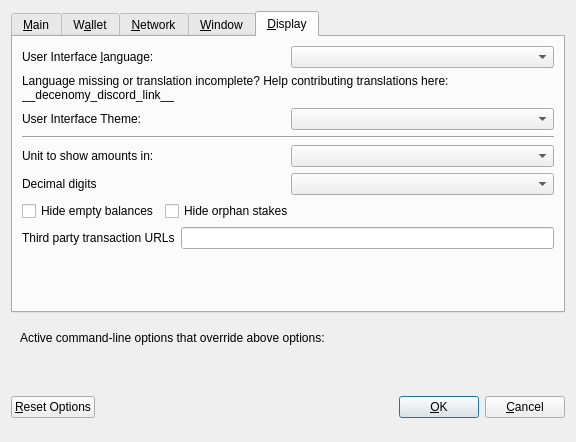
The window that src/qt/forms/optionsdialog.ui (concordia-cash/CNCD) describes before a commit, drawn with Qt 5.
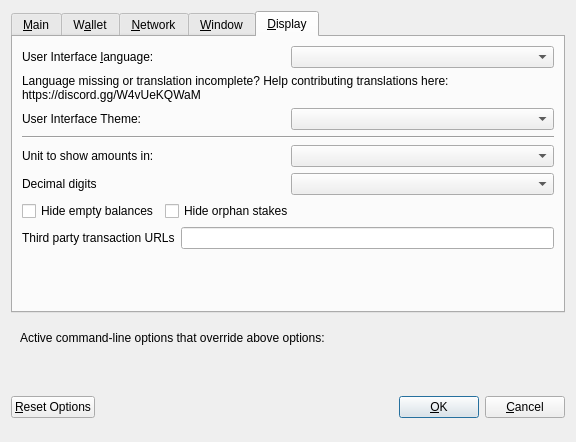
The same window after the commit. The open tabs and pages were chosen to show the change. Custom widgets are drawn as their Qt base class.

Commit message: replaces the __decenomy_discord_link__ placeholder with the project's discord server invite link

Patch:
```diff
--- a/src/qt/forms/optionsdialog.ui
+++ b/src/qt/forms/optionsdialog.ui
@@ -428,7 +428,7 @@
          </property>
          <property name="text">
           <string>Language missing or translation incomplete? Help contributing translations here:
-__decenomy_discord_link__</string>
+https://discord.gg/W4vUeKQWaM</string>
          </property>
          <property name="wordWrap">
           <bool>true</bool>
```
The commit also changes 18 other files.
